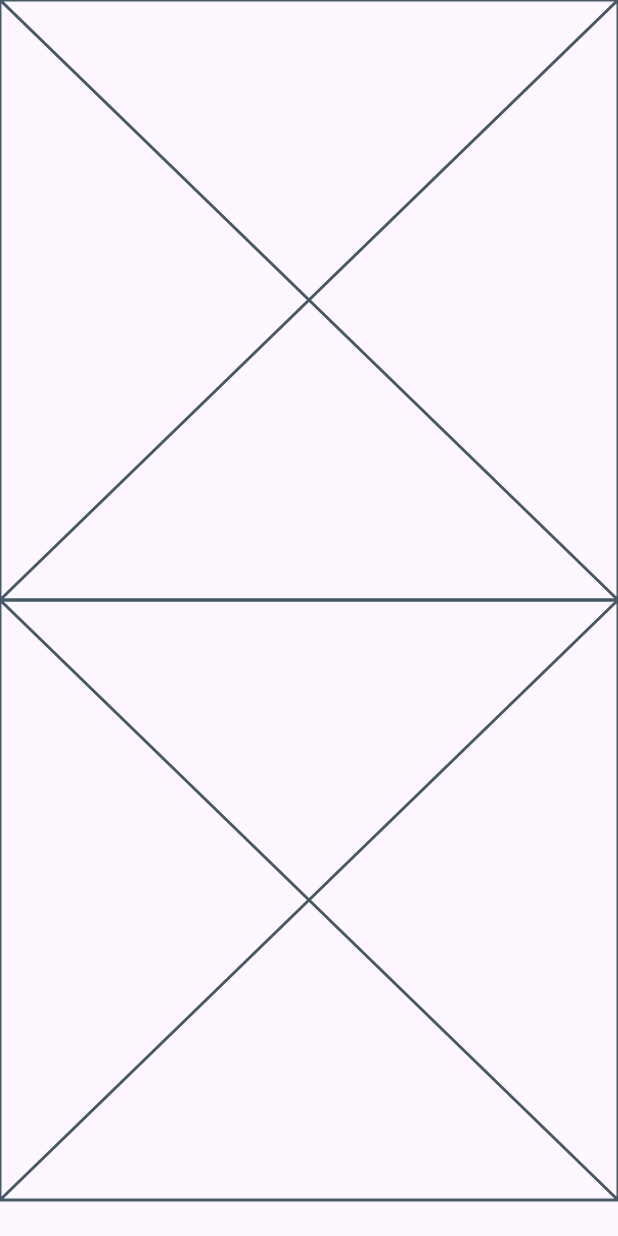
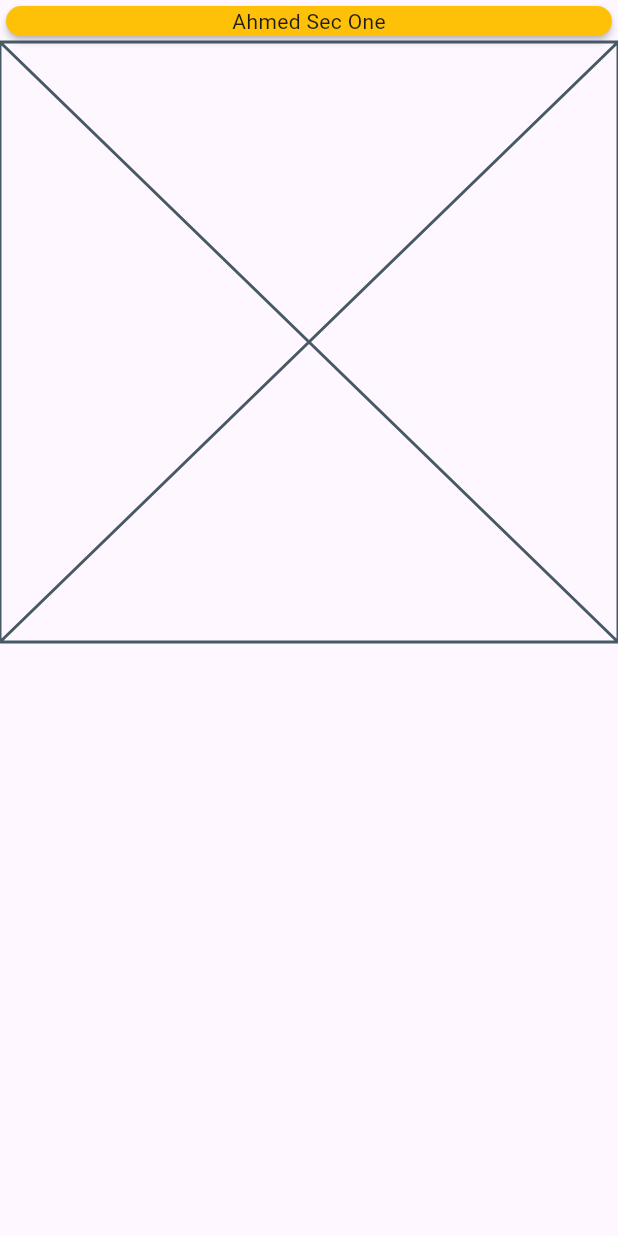
Before and after one commit to Netrk-A/final-project, a Flutter app: the screen it shows after launch, on a phone screen of 412 x 824 dp. Run offline on Flutter 3.47's test engine with Material 3 defaults, Android fonts, the phone set to English and light mode, and no system bars.

Commit message:
new commit with app file

```diff
--- a/lib/presentation/widgets/ahmed_sec_one.dart
+++ b/lib/presentation/widgets/ahmed_sec_one.dart
@@ -4,6 +4,10 @@
 
   @override
   Widget build(BuildContext context) {
-    return const Placeholder();
+    return const Card(
+      color: Colors.amber,
+      elevation: 2,
+      child: Center(child: Text("Ahmed Sec One")),
+    );
   }
 }
```
